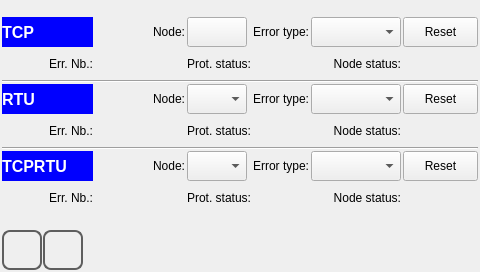
Qt form qt_templates/ATCM-template-project/comm_status.ui (MECTsrl/mect_plugins) before a commit.
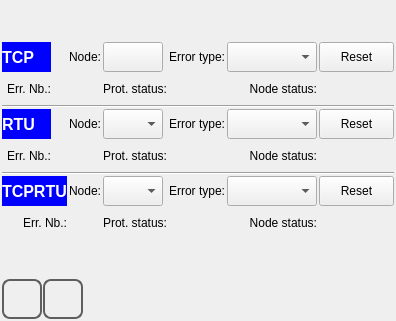
The same form after that commit. Icons and pictures are not drawn.

What changed in the file:
```diff
--- a/qt_templates/ATCM-template-project/comm_status.ui
+++ b/qt_templates/ATCM-template-project/comm_status.ui
@@ -6,8 +6,7 @@
    <rect>
     <x>0</x>
     <y>0</y>
-    <width>480</width>
-    <height>272</height>
+    %Model%
    </rect>
   </property>
   <property name="windowTitle">
```
